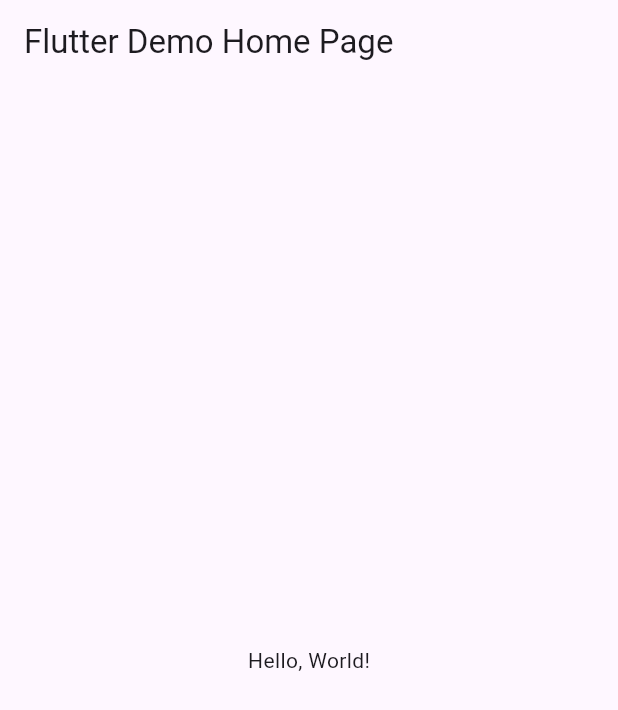
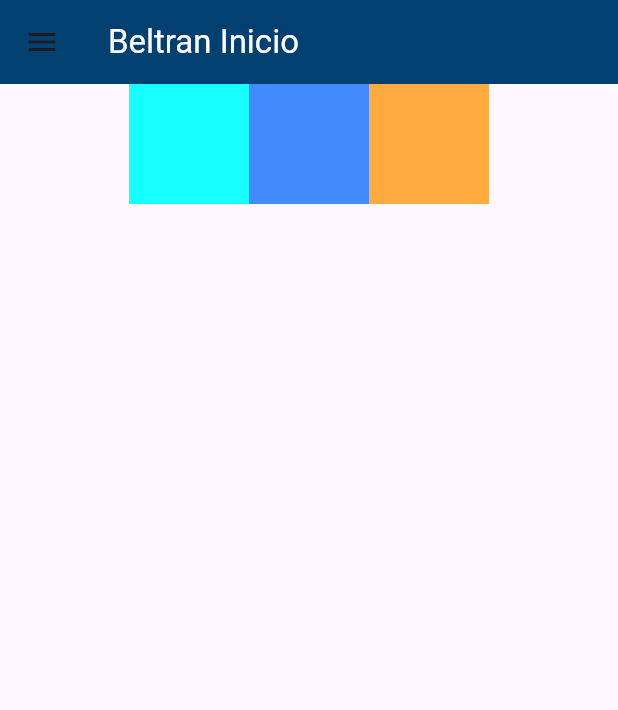
Before and after one commit to BeltranJ128/UII_A3_Drawer2, a Flutter app: the screen it shows after launch, on a phone screen of 412 x 824 dp. Shown: the top 710 px of the screen. Run offline on Flutter 3.47's test engine with Material 3 defaults, Android fonts, the phone set to English and light mode, and no system bars.

```diff
--- /dev/null
+++ b/lib/inicio.dart
@@ -0,0 +1,45 @@
+import 'package:beltrandrawe2/drawer_menu.dart';
+import 'package:flutter/material.dart';
+
+class Inicio extends StatelessWidget {
+  static const String routeName = '/inicio';
+
+  @override
+  Widget build(BuildContext context) {
+    return Scaffold(
+      appBar: AppBar(
+        title: Text(
+          "Beltran Inicio",
+          style: TextStyle(color: Colors.white),
+        ),
+        backgroundColor: Color(0xff034072),
+      ),
+      drawer: DrawerMenu(),
+      body: Row(
+        mainAxisAlignment: MainAxisAlignment.center,
+        mainAxisSize: MainAxisSize.max,
+        crossAxisAlignment: CrossAxisAlignment.center,
+        children: <Widget>[
+          Container(
+            padding: const EdgeInsets.all(0.0),
+            color: Colors.cyanAccent,
+            width: 80.0,
+            height: 80.0,
+          ),
+          Container(
+            padding: const EdgeInsets.all(0.0),
+            color: Colors.blueAccent,
+            width: 80.0,
+            height: 80.0,
+          ),
+          Container(
+            padding: const EdgeInsets.all(0.0),
+            color: Colors.orangeAccent,
+            width: 80.0,
+            height: 80.0,
+          ),
+        ],
+      ), // This trailing comma makes auto-formatting nicer for build methods.
+    );
+  }
+}
--- a/lib/main.dart
+++ b/lib/main.dart
@@ -1,43 +1,46 @@
+import 'package:beltrandrawe2/movies.dart';
+import 'package:beltrandrawe2/profile.dart';
 import 'package:flutter/material.dart';
 
-void main() => runApp(MyApp());
+import 'contact.dart';
+import 'inicio.dart';
+import 'entre.dart';
+import 'alrededor.dart';
+import 'estirado.dart';
+
+void main() {
+  runApp(MyApp());
+}
 
 class MyApp extends StatelessWidget {
-  const MyApp({super.key});
+  static const String inicio = Inicio.routeName;
+  static const String profile = Profile.routeName;
+  static const String movies = Movies.routeName;
+  static const String contacts = Contact.routeName;
+  static const String entre = Entre.routeName;
+  static const String alrededor = Alrededor.routeName;
+  static const String estirado = Estirado.routeName;
+
   // This widget is the root of your application.
   @override
   Widget build(BuildContext context) {
     return MaterialApp(
-      // Application name
-      title: 'Flutter Hello World',
-      // Application theme data, you can set the colors for the application as
-      // you want
+      debugShowCheckedModeBanner: false,
+      title: 'Ejemplo Drawer Menu',
       theme: ThemeData(
-        // useMaterial3: false,
         primarySwatch: Colors.blue,
+        visualDensity: VisualDensity.adaptivePlatformDensity,
       ),
-      // A widget which will be started on application startup
-      home: MyHomePage(title: 'Flutter Demo Home Page'),
+      routes: {
+        inicio: (context) => Inicio(),
+        profile: (context) => Profile(),
+        movies: (context) => Movies(),
+        contacts: (context) => Contact(),
+        entre: (context) => Entre(),
+        alrededor: (context) => Alrededor(),
+        estirado: (context) => Estirado(),
+      },
+      home: Inicio(),
     );
   }
 }
-
-class MyHomePage extends StatelessWidget {
-  final String title;
-  const MyHomePage({super.key, required this.title});
-
-  @override
-  Widget build(BuildContext context) {
-    return Scaffold(
-      appBar: AppBar(
-        // The title text which will be shown on the action bar
-        title: Text(title),
-      ),
-      body: Center(
-        child: Text(
-          'Hello, World!',
-        ),
-      ),
-    );
-  }
-}
--- a/pubspec.yaml
+++ b/pubspec.yaml
@@ -17,8 +17,8 @@ dev_dependencies:
 
 flutter:
   uses-material-design: true
-  # assets:
-  #  - images/a_dot_burr.jpeg
+  assets:
+    - assets/drawer_header.png
   #  - images/a_dot_ham.jpeg
   # fonts:
   #   - family: Schyler
```
Also changed, not shown: lib/alrededor.dart (added, +45 -0 lines), lib/contact.dart (added, +45 -0 lines), lib/drawer_menu.dart (added, +95 -0 lines), lib/entre.dart (added, +45 -0 lines), lib/estirado.dart (added, +45 -0 lines), lib/movies.dart (added, +45 -0 lines), lib/profile.dart (added, +45 -0 lines), assets/drawer_header.png (added).
